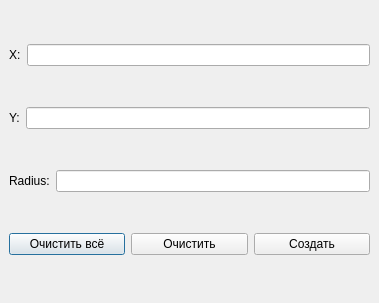
This is main/add_data_form.ui in UmbrellaLeaf5/locus_no_pilotus as Qt 5 draws it before an edit. The edited form follows.
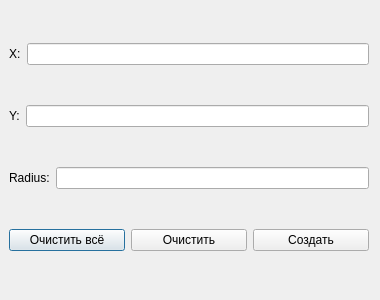
This is the edited form.

Commit message: round sizes in .ui

What changed in the file:
```diff
--- a/main/add_data_form.ui
+++ b/main/add_data_form.ui
@@ -6,8 +6,8 @@
    <rect>
     <x>0</x>
     <y>0</y>
-    <width>379</width>
-    <height>303</height>
+    <width>380</width>
+    <height>300</height>
    </rect>
   </property>
   <property name="windowTitle">
@@ -18,8 +18,8 @@
     <rect>
      <x>9</x>
      <y>9</y>
-     <width>361</width>
-     <height>281</height>
+     <width>360</width>
+     <height>280</height>
     </rect>
    </property>
    <layout class="QGridLayout" name="gridLayout">
```
The commit also changes 2 other files.
